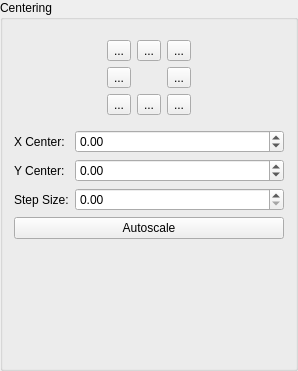
Above: qxrdcenterfinderdialog.ui from guyjennings/qxrd before the change. Below: the same form after it.
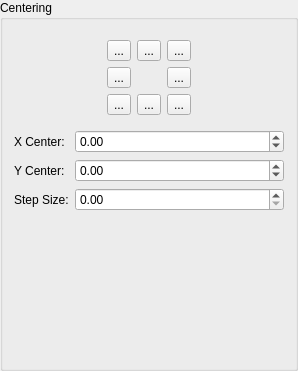
That is the form after the change. Icons and pictures are not drawn.

The edit to the form file:
```diff
--- a/qxrdcenterfinderdialog.ui
+++ b/qxrdcenterfinderdialog.ui
@@ -267,13 +267,6 @@
     </layout>
    </item>
    <item row="2" column="0">
-    <widget class="QPushButton" name="m_AutoScaleButton">
-     <property name="text">
-      <string>Autoscale</string>
-     </property>
-    </widget>
-   </item>
-   <item row="3" column="0">
     <spacer name="verticalSpacer">
      <property name="orientation">
       <enum>Qt::Vertical</enum>
```
